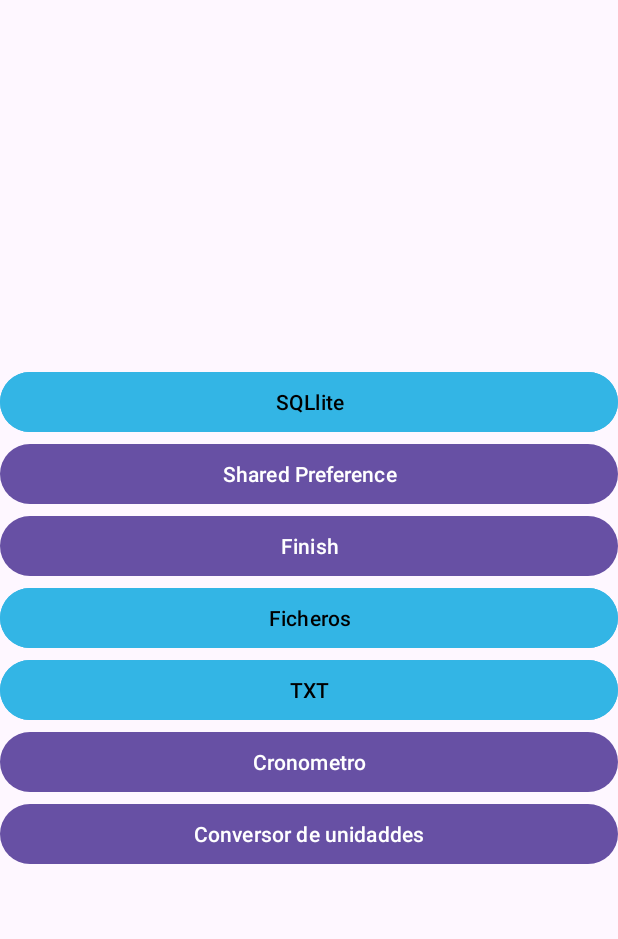
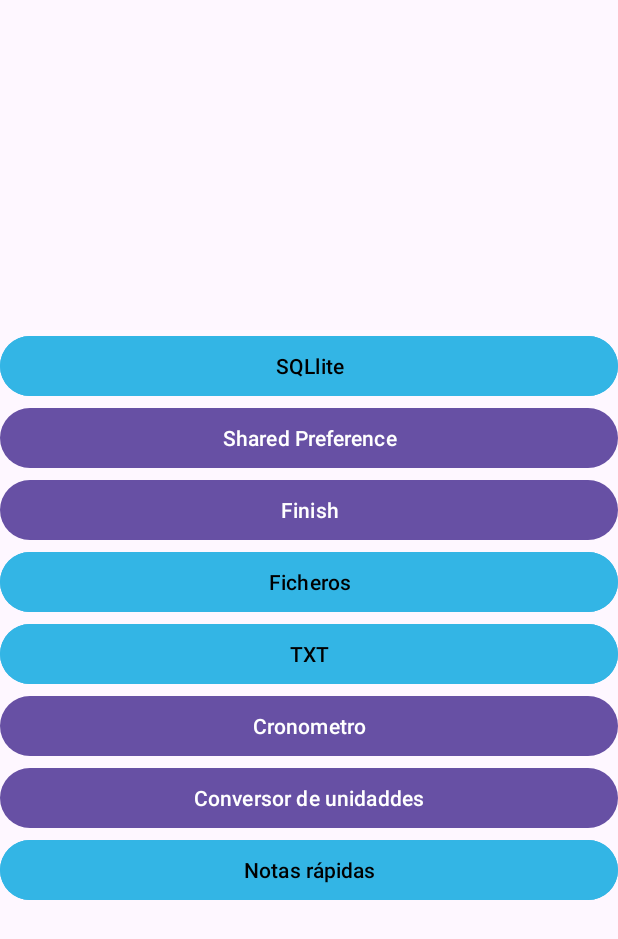
Before and after one commit to Datakokk/modulo-DAM, an Android app: the screen it shows after launch (MainActivity), on a phone screen of 412 x 824 dp. Shown: the top 939 px of the screen. Run offline under Robolectric (Android 15) with nearby library versions, the light colour scheme and no system bars.

Commit message:
PMDM: Finalizado Tarea individual 6 - Notas Rapidas

```diff
--- a/PMDM/ClasesAsociadasBotones/app/src/main/AndroidManifest.xml
+++ b/PMDM/ClasesAsociadasBotones/app/src/main/AndroidManifest.xml
@@ -28,6 +28,7 @@
         <activity android:name=".menu.Activity5"/>
         <activity android:name=".menu.Activity6"/>
         <activity android:name=".menu.Activity7"/>
+        <activity android:name=".menu.Activity8"/>
     </application>
 
 </manifest>
--- a/PMDM/ClasesAsociadasBotones/app/src/main/java/com/example/clasesasociadasbotones/MainActivity.java
+++ b/PMDM/ClasesAsociadasBotones/app/src/main/java/com/example/clasesasociadasbotones/MainActivity.java
@@ -64,6 +64,12 @@
             startActivity(intent);
         });
 
+        // Button 8
+        Button button8 = findViewById(R.id.button8);
+        button8.setOnClickListener(v -> {
+            Intent intent = new Intent(this, Activity8.class);
+            startActivity(intent);
+        });
     }
 
    /* @Override
--- a/PMDM/ClasesAsociadasBotones/app/src/main/java/com/example/clasesasociadasbotones/menu/Activity7.java
+++ b/PMDM/ClasesAsociadasBotones/app/src/main/java/com/example/clasesasociadasbotones/menu/Activity7.java
@@ -22,8 +22,6 @@
         Button btn_celsiusToFahrenheit = findViewById(R.id.btn_celsius_to_Fahrenheit);
         EditText et_metersToKm = findViewById(R.id.et_input_meters);
         EditText et_celsiudToFahrenheit = findViewById(R.id.et_input_celsius);
-
-        //Inicializamos la variable
         ImageView btnBack = findViewById(R.id.btn_back);
 
         // Damos funcionalidad a la flecha de retorno
--- a/PMDM/ClasesAsociadasBotones/app/src/main/res/layout/activity_main.xml
+++ b/PMDM/ClasesAsociadasBotones/app/src/main/res/layout/activity_main.xml
@@ -52,4 +52,13 @@
         android:layout_width="match_parent"
         android:layout_height="wrap_content"
         android:text="Conversor de unidaddes"/>
+
+    <Button
+        android:id="@+id/button8"
+        android:layout_width="match_parent"
+        android:layout_height="wrap_content"
+        android:text="Notas rápidas"
+        android:backgroundTint="@android:color/holo_blue_light"
+        android:textColor="#000"
+        />
 </LinearLayout>
```
Also changed, not shown: PMDM/ClasesAsociadasBotones/app/src/main/java/com/example/clasesasociadasbotones/menu/Activity8.java (added, +56 -0 lines), PMDM/ClasesAsociadasBotones/app/src/main/res/layout/activity_8.xml (added, +43 -0 lines).
